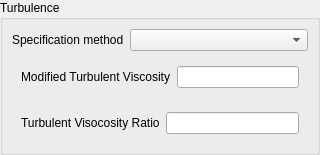
This is view/setup/boundary_conditions/turbulence_spalart_allmaras_widget.ui in nextfoam/baram as Qt 5 draws it before an edit. The edited form follows.
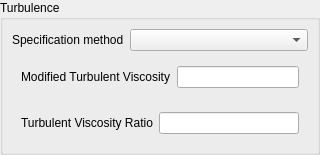
This is the edited form.

Patch:
```diff
--- a/view/setup/boundary_conditions/turbulence_spalart_allmaras_widget.ui
+++ b/view/setup/boundary_conditions/turbulence_spalart_allmaras_widget.ui
@@ -101,7 +101,7 @@
          <item row="0" column="0">
           <widget class="QLabel" name="label_5">
            <property name="text">
-            <string>Turbulent Visocosity Ratio</string>
+            <string>Turbulent Viscosity Ratio</string>
            </property>
           </widget>
          </item>
```
